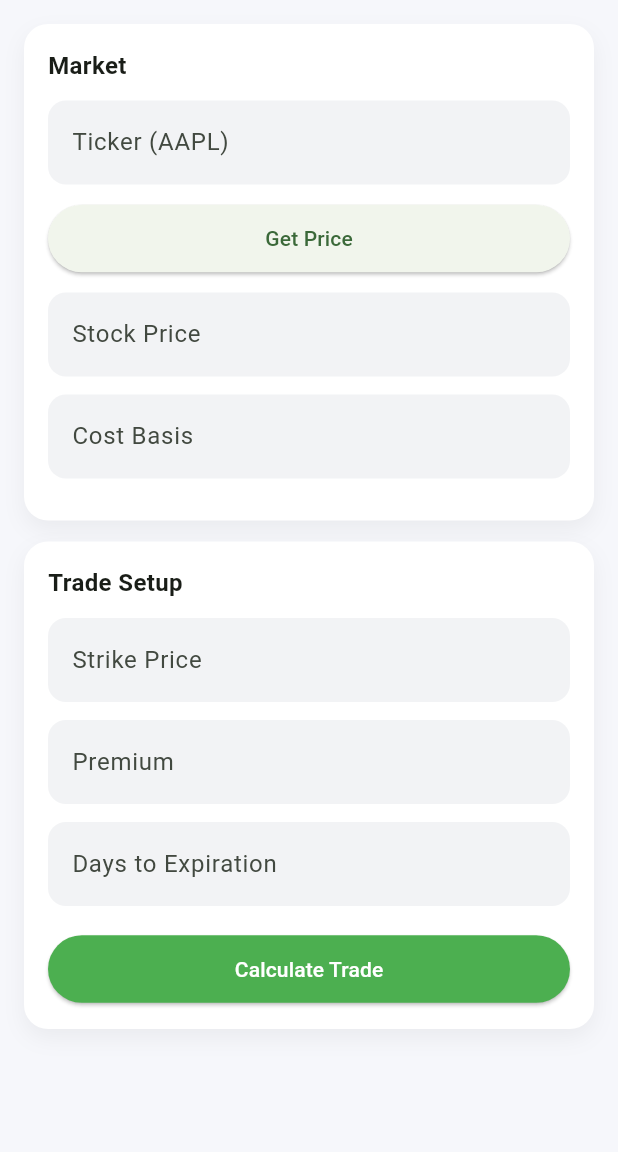
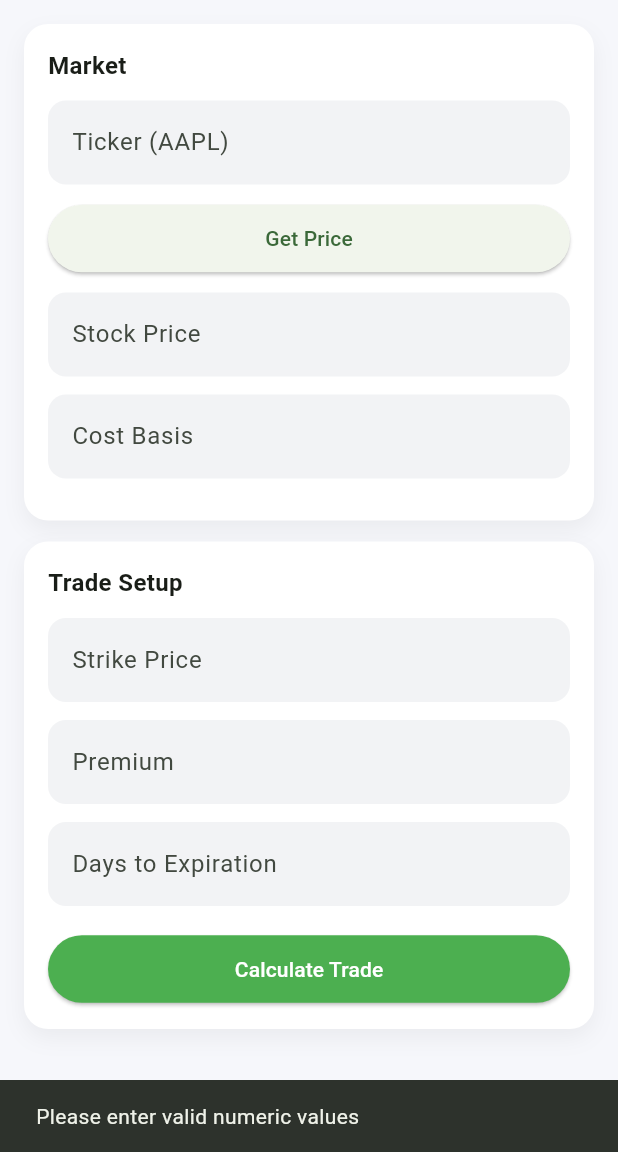
Before and after one commit to msmith752752/covered-call-flutter, a Flutter app: the screen it shows after launch, after a tap on "Calculate Trade", on a phone screen of 412 x 824 dp, the part 84-1236 px from its top. Run offline on Flutter 3.47's test engine with Material 3 defaults, Android fonts, the phone set to English and light mode, and no system bars; our stand-ins replace fl_chart.

Commit message:
Add input validation and currency formatting for improved UX

```diff
--- a/lib/main.dart
+++ b/lib/main.dart
@@ -1,5 +1,6 @@
 import 'package:flutter/material.dart';
 import 'package:fl_chart/fl_chart.dart';
+import 'package:intl/intl.dart';
 
 import 'covered_call_calculator.dart';
 import 'stock_api_service.dart';
@@ -39,9 +40,9 @@ class _CoveredCallScreenState extends State<CoveredCallScreen> {
   final strikeController = TextEditingController();
   final premiumController = TextEditingController();
   final daysController = TextEditingController();
+  final costBasisController = TextEditingController();
 
-  // NEW: Cost basis
-  final costBasisController = TextEditingController();
+  final currencyFormatter = NumberFormat.currency(symbol: '\$');
 
   CoveredCallResult? result;
   bool isLoadingPrice = false;
@@ -63,6 +64,10 @@ class _CoveredCallScreenState extends State<CoveredCallScreen> {
 
       setState(() {
         stockController.text = price.toStringAsFixed(2);
+
+        if (costBasisController.text.isEmpty) {
+          costBasisController.text = price.toStringAsFixed(2);
+        }
       });
     } finally {
       setState(() => isLoadingPrice = false);
@@ -70,10 +75,20 @@ class _CoveredCallScreenState extends State<CoveredCallScreen> {
   }
 
   void calculate() {
-    final stockPrice = double.parse(stockController.text);
-    final strikePrice = double.parse(strikeController.text);
-    final premium = double.parse(premiumController.text);
-    final days = int.parse(daysController.text);
+    final stockPrice = double.tryParse(stockController.text);
+    final strikePrice = double.tryParse(strikeController.text);
+    final premium = double.tryParse(premiumController.text);
+    final days = int.tryParse(daysController.text);
+
+    if (stockPrice == null ||
+        strikePrice == null ||
+        premium == null ||
+        days == null) {
+      ScaffoldMessenger.of(context).showSnackBar(
+        const SnackBar(content: Text("Please enter valid numeric values")),
+      );
+      return;
+    }
 
     final calc = CoveredCallCalculator.calculate(
       stockPrice: stockPrice,
@@ -127,7 +142,6 @@ class _CoveredCallScreenState extends State<CoveredCallScreen> {
   Widget buildResult() {
     if (result == null) return const SizedBox();
 
-    // NEW CALCULATIONS
     final stockPrice = double.tryParse(stockController.text) ?? 0;
     final costBasis = double.tryParse(costBasisController.text) ?? 0;
     final premium = double.tryParse(premiumController.text) ?? 0;
@@ -147,20 +161,25 @@ class _CoveredCallScreenState extends State<CoveredCallScreen> {
               fontWeight: FontWeight.bold,
             ),
           ),
-
           const SizedBox(height: 12),
 
-          // Existing option metrics
-          Text("Max Profit: \$${result!.maxProfit.toStringAsFixed(2)}"),
-          Text("Total Profit (Option): \$${result!.totalProfit.toStringAsFixed(2)}"),
-          Text("Breakeven: \$${result!.breakeven.toStringAsFixed(2)}"),
+          Text("Max Profit: ${currencyFormatter.format(result!.maxProfit)}"),
+          Text("Total Profit (Option): ${currencyFormatter.format(result!.totalProfit)}"),
+          Text("Breakeven: ${currencyFormatter.format(result!.breakeven)}"),
 
           const Divider(height: 20),
 
-          // NEW: Position-level metrics
-          Text("Stock P&L: \$${stockPnL.toStringAsFixed(2)}"),
-          Text("Premium Income: \$${premium.toStringAsFixed(2)}"),
-          Text("Total Position P&L: \$${totalPnL.toStringAsFixed(2)}"),
+          Text("Stock P&L: ${currencyFormatter.format(stockPnL)}"),
+          Text("Premium Income: ${currencyFormatter.format(premium)}"),
+
+          Text(
+            "Total Position P&L: ${currencyFormatter.format(totalPnL)}",
+            style: TextStyle(
+              color: totalPnL >= 0 ? Colors.green : Colors.red,
+              fontWeight: FontWeight.bold,
+            ),
+          ),
+
           Text("ROI: ${(roi * 100).toStringAsFixed(2)}%"),
         ],
       ),
@@ -219,14 +238,12 @@ class _CoveredCallScreenState extends State<CoveredCallScreen> {
       body: ListView(
         padding: const EdgeInsets.all(16),
         children: [
-          // MARKET
           card(
             child: Column(
               crossAxisAlignment: CrossAxisAlignment.start,
               children: [
                 const Text("Market",
-                    style:
-                        TextStyle(fontSize: 16, fontWeight: FontWeight.bold)),
+                    style: TextStyle(fontSize: 16, fontWeight: FontWeight.bold)),
                 const SizedBox(height: 12),
                 input(tickerController, "Ticker (AAPL)"),
                 ElevatedButton(
@@ -241,22 +258,18 @@ class _CoveredCallScreenState extends State<CoveredCallScreen> {
                 const SizedBox(height: 12),
                 input(stockController, "Stock Price",
                     type: TextInputType.number),
-
-                // NEW: Cost Basis
                 input(costBasisController, "Cost Basis",
                     type: TextInputType.number),
               ],
             ),
           ),
 
-          // TRADE SETUP
           card(
             child: Column(
               crossAxisAlignment: CrossAxisAlignment.start,
               children: [
                 const Text("Trade Setup",
-                    style:
-                        TextStyle(fontSize: 16, fontWeight: FontWeight.bold)),
+                    style: TextStyle(fontSize: 16, fontWeight: FontWeight.bold)),
                 const SizedBox(height: 12),
                 input(strikeController, "Strike Price",
                     type: TextInputType.number),
@@ -279,7 +292,6 @@ class _CoveredCallScreenState extends State<CoveredCallScreen> {
           ),
 
           const SizedBox(height: 6),
-
           buildResult(),
           const SizedBox(height: 12),
           profitChart(),
--- a/pubspec.yaml
+++ b/pubspec.yaml
@@ -15,6 +15,7 @@ dependencies:
   cupertino_icons: ^1.0.8
   http: ^1.6.0
   fl_chart: ^0.69.0
+  intl: ^0.18.1   # 👈 added this line
 
 dev_dependencies:
   flutter_test:
```
Also changed, not shown: pubspec.lock.
